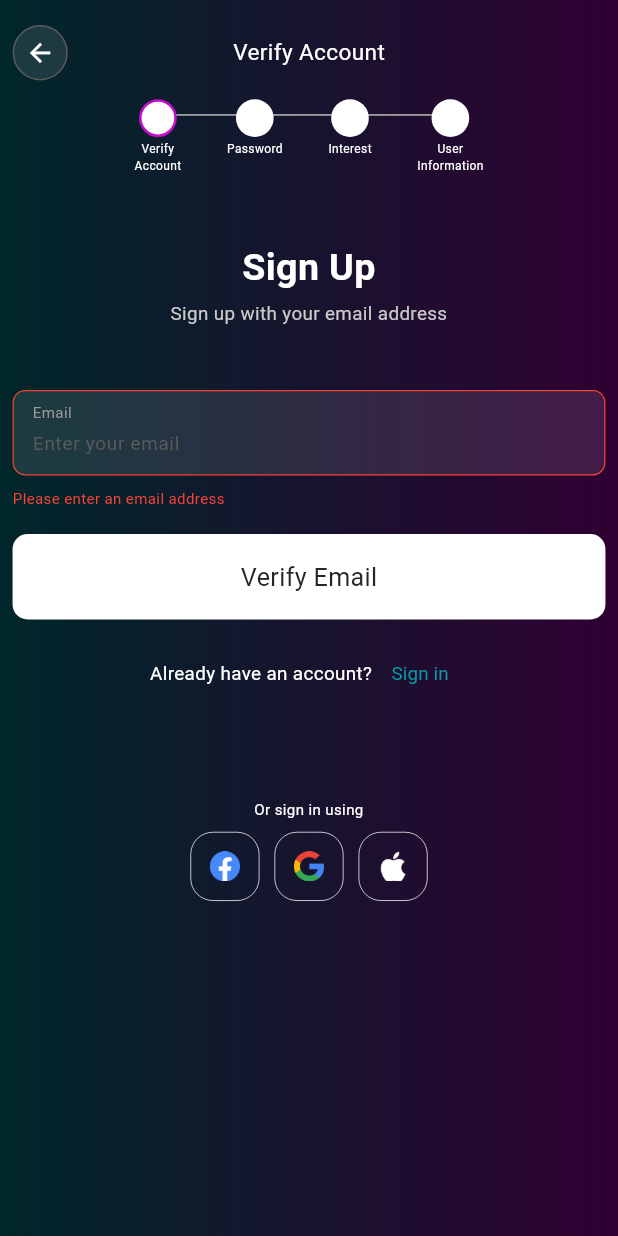
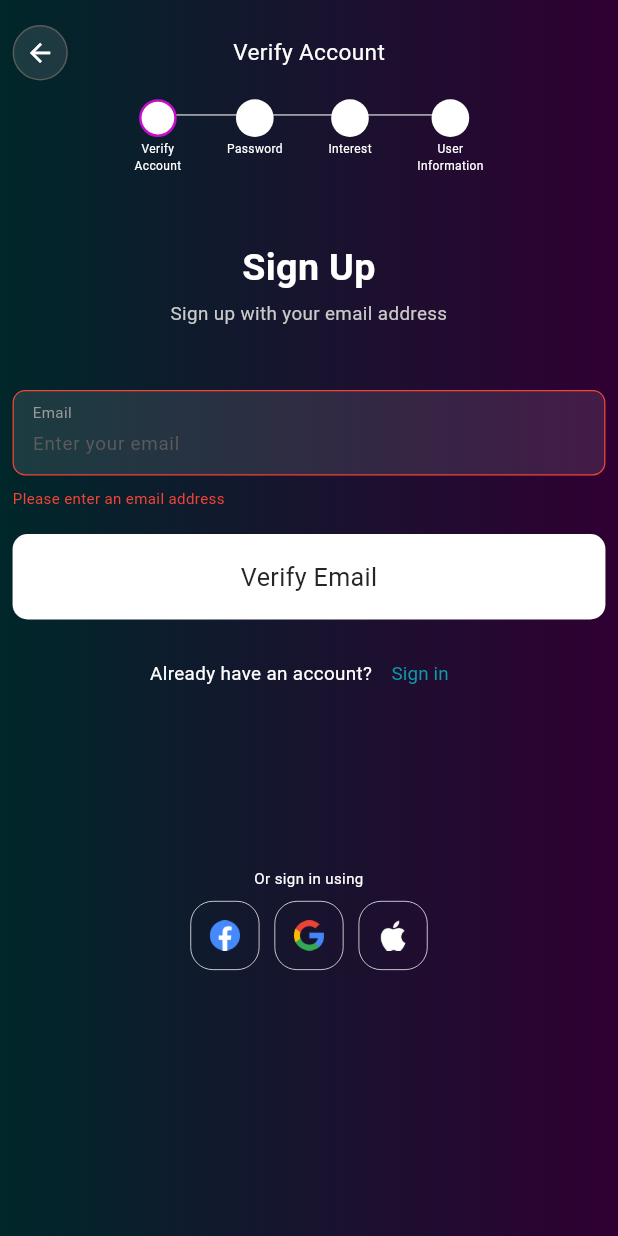
Before and after one commit to lansoyyy/hsi-glive, a Flutter app: the SignupView screen opened by its route, after a tap on "Verify Email", on a phone screen of 412 x 824 dp. Run offline on Flutter 3.47's test engine with Material 3 defaults, Android fonts, the phone set to English and light mode, and no system bars; drawn by our look-alikes of oktoast; our stand-ins replace dio, flutter_screenutil, flutter_secure_storage, flutter_spinkit, get, get_storage and 6 more; missing offline and left inert: age_calculator, flutter_stepindicator; accounts and stored records are empty; Roboto replaces fonts that are missing (Regular).

Commit message:
added spacing

```diff
--- a/lib/modules/signup/signup_view.dart
+++ b/lib/modules/signup/signup_view.dart
@@ -818,7 +818,7 @@ class _SignupViewState extends State<SignupView> {
                   ],
                 ),
                 SizedBox(
-                  height: 70.sp,
+                  height: 125.sp,
                 ),
                 TextWidget(
                   text: 'Or sign in using',
--- a/lib/modules/signup/tabs/userinfo_tab.dart
+++ b/lib/modules/signup/tabs/userinfo_tab.dart
@@ -16,7 +16,8 @@ import 'package:glive/widgets/AppTextInput.dart';
 import 'package:glive/widgets/ButtonWidget.dart';
 import 'package:glive/widgets/TextWidget.dart';
 import 'package:glive/widgets/TouchableOpacity.dart';
-import 'package:share_plus/share_plus.dart';
+import 'package:image_picker/image_picker.dart';
+// import 'package:share_plus/share_plus.dart';
 
 import '../../../widgets/AppInformationTextInput.dart';
 
@@ -541,7 +542,7 @@ class _UserInfoTabState extends State<UserInfoTab> {
               ),
             ),
             SizedBox(
-              height: 20.sp,
+              height: 75.sp,
             ),
             /* ButtonWidget(
               height: 55,
```
